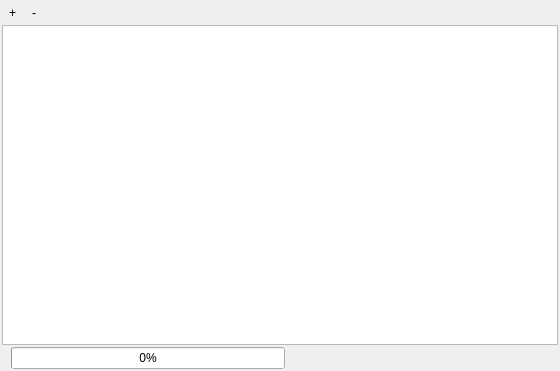
This is qps/speclib/ui/spectralprofilesourcepanel.ui in EnMAP-Box/qgispluginsupport as Qt 5 draws it before an edit. The edited form follows.
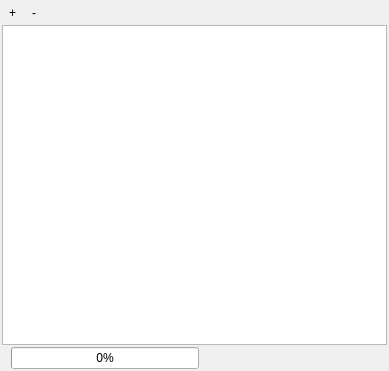
This is the edited form. Icons and pictures are not drawn. Custom widgets are drawn as their Qt base class.

```diff
--- a/qps/speclib/ui/spectralprofilesourcepanel.ui
+++ b/qps/speclib/ui/spectralprofilesourcepanel.ui
@@ -6,7 +6,7 @@
    <rect>
     <x>0</x>
     <y>0</y>
-    <width>560</width>
+    <width>389</width>
     <height>371</height>
    </rect>
   </property>
```
